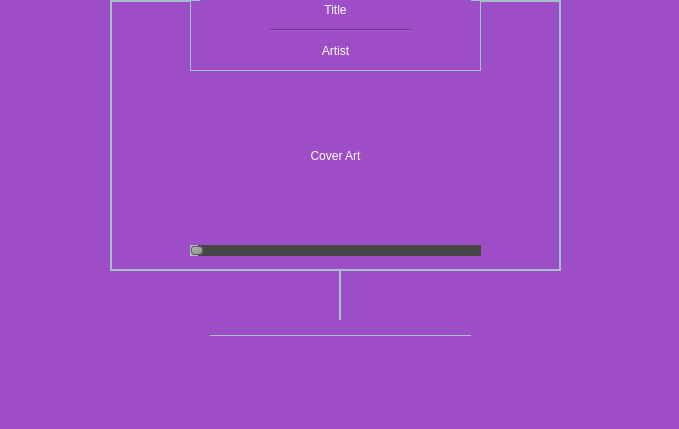
Old version of the form SongScreen.ui in the repository davjd/music-player.
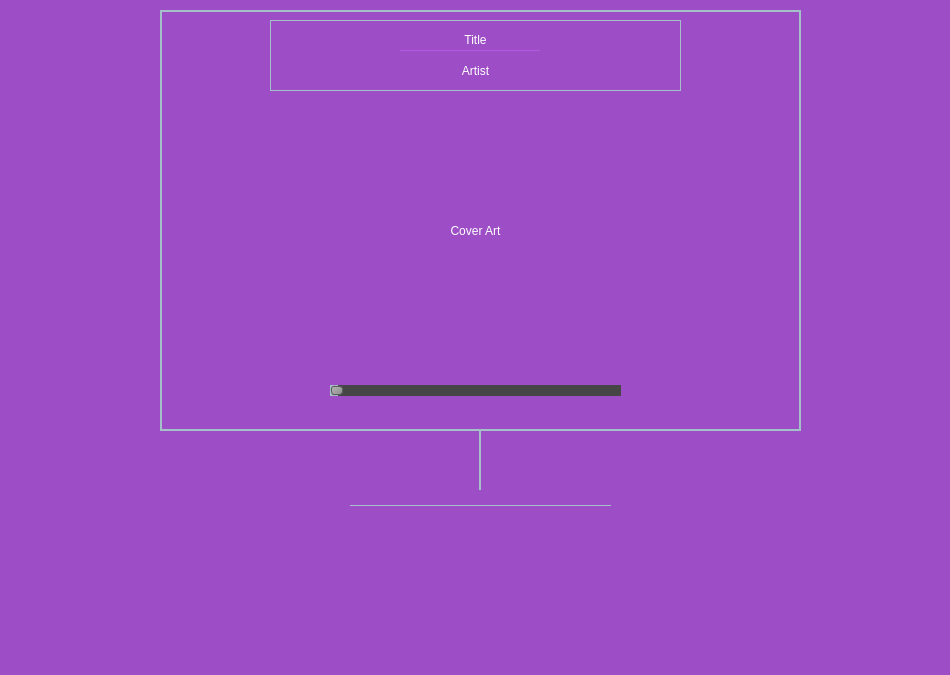
New version of the form. Icons and pictures are not drawn.

```diff
--- a/SongScreen.ui
+++ b/SongScreen.ui
@@ -6,10 +6,16 @@
    <rect>
     <x>0</x>
     <y>0</y>
-    <width>679</width>
-    <height>429</height>
+    <width>950</width>
+    <height>675</height>
    </rect>
   </property>
+  <property name="sizePolicy">
+   <sizepolicy hsizetype="Maximum" vsizetype="Maximum">
+    <horstretch>0</horstretch>
+    <verstretch>0</verstretch>
+   </sizepolicy>
+  </property>
   <property name="windowTitle">
    <string>Form</string>
   </property>
@@ -20,10 +26,10 @@
   <widget class="QFrame" name="border">
    <property name="geometry">
     <rect>
-     <x>110</x>
-     <y>0</y>
-     <width>451</width>
-     <height>271</height>
+     <x>160</x>
+     <y>10</y>
+     <width>641</width>
+     <height>421</height>
     </rect>
    </property>
    <property name="autoFillBackground">
@@ -44,9 +50,9 @@
    <widget class="QFrame" name="frame">
     <property name="geometry">
      <rect>
-      <x>80</x>
-      <y>0</y>
-      <width>291</width>
+      <x>110</x>
+      <y>10</y>
+      <width>411</width>
       <height>71</height>
      </rect>
     </property>
@@ -62,7 +68,7 @@
     <widget class="Line" name="line_6">
      <property name="geometry">
       <rect>
-       <x>80</x>
+       <x>130</x>
        <y>20</y>
        <width>141</width>
        <height>20</height>
@@ -76,8 +82,8 @@
      <property name="geometry">
       <rect>
        <x>10</x>
-       <y>0</y>
-       <width>271</width>
+       <y>10</y>
+       <width>391</width>
        <height>20</height>
       </rect>
      </property>
@@ -106,7 +112,7 @@
       <rect>
        <x>10</x>
        <y>40</y>
-       <width>271</width>
+       <width>391</width>
        <height>21</height>
       </rect>
      </property>
@@ -130,10 +136,10 @@
    <widget class="QPushButton" name="pushButton">
     <property name="geometry">
      <rect>
-      <x>80</x>
-      <y>70</y>
+      <x>170</x>
+      <y>100</y>
       <width>291</width>
-      <height>171</height>
+      <height>241</height>
      </rect>
     </property>
     <property name="styleSheet">
@@ -158,8 +164,8 @@
     </property>
     <property name="geometry">
      <rect>
-      <x>80</x>
-      <y>240</y>
+      <x>170</x>
+      <y>370</y>
       <width>291</width>
       <height>20</height>
      </rect>
@@ -212,10 +218,10 @@
   <widget class="QPushButton" name="middle">
    <property name="geometry">
     <rect>
-     <x>300</x>
-     <y>340</y>
-     <width>81</width>
-     <height>81</height>
+     <x>440</x>
+     <y>510</y>
+     <width>91</width>
+     <height>91</height>
     </rect>
    </property>
    <property name="autoFillBackground">
@@ -238,8 +244,8 @@
    </property>
    <property name="iconSize">
     <size>
-     <width>75</width>
-     <height>75</height>
+     <width>90</width>
+     <height>95</height>
     </size>
    </property>
    <property name="autoDefault">
@@ -252,8 +258,8 @@
   <widget class="QPushButton" name="shuffle">
    <property name="geometry">
     <rect>
-     <x>250</x>
-     <y>280</y>
+     <x>390</x>
+     <y>450</y>
      <width>51</width>
      <height>41</height>
     </rect>
@@ -262,9 +268,8 @@
     <bool>false</bool>
    </property>
    <property name="styleSheet">
-    <string notr="true">* {
-	background-color: rgba(0,125,0,0);
-}
+    <string notr="true">background-color: rgba(0,125,0,0);
+
 
 </string>
    </property>
@@ -285,6 +290,9 @@
    <property name="autoDefault">
     <bool>false</bool>
    </property>
+   <property name="default">
+    <bool>false</bool>
+   </property>
    <property name="flat">
     <bool>true</bool>
    </property>
@@ -292,8 +300,8 @@
   <widget class="QPushButton" name="repeat">
    <property name="geometry">
     <rect>
-     <x>360</x>
-     <y>280</y>
+     <x>500</x>
+     <y>450</y>
      <width>41</width>
      <height>41</height>
     </rect>
@@ -330,8 +338,8 @@
   <widget class="QPushButton" name="left">
    <property name="geometry">
     <rect>
-     <x>240</x>
-     <y>360</y>
+     <x>380</x>
+     <y>530</y>
      <width>41</width>
      <height>51</height>
     </rect>
@@ -356,8 +364,8 @@
    </property>
    <property name="iconSize">
     <size>
-     <width>70</width>
-     <height>75</height>
+     <width>90</width>
+     <height>95</height>
     </size>
    </property>
    <property name="autoDefault">
@@ -370,8 +378,8 @@
   <widget class="QPushButton" name="right">
    <property name="geometry">
     <rect>
-     <x>400</x>
-     <y>360</y>
+     <x>550</x>
+     <y>530</y>
      <width>41</width>
      <height>51</height>
     </rect>
@@ -396,8 +404,8 @@
    </property>
    <property name="iconSize">
     <size>
-     <width>70</width>
-     <height>75</height>
+     <width>90</width>
+     <height>95</height>
     </size>
    </property>
    <property name="autoDefault">
@@ -410,8 +418,8 @@
   <widget class="Line" name="line_2">
    <property name="geometry">
     <rect>
-     <x>210</x>
-     <y>320</y>
+     <x>350</x>
+     <y>490</y>
      <width>261</width>
      <height>31</height>
     </rect>
@@ -432,8 +440,8 @@
   <widget class="Line" name="line_5">
    <property name="geometry">
     <rect>
-     <x>330</x>
-     <y>270</y>
+     <x>470</x>
+     <y>430</y>
      <width>20</width>
      <height>61</height>
     </rect>
```
Left out of the diff: 5 changed lines with no effect on the pictures.
